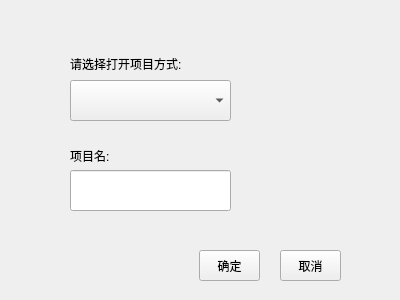
Aviram-hub/HFSS-automation-modeling-software-based-on-Qt, file project_type.ui: the form before one commit.
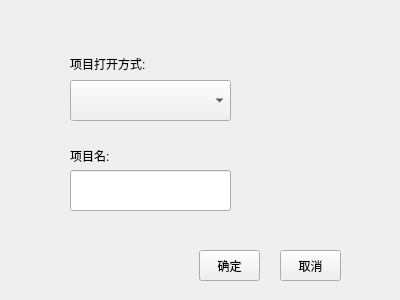
The form after the commit.

Patch:
```diff
--- a/project_type.ui
+++ b/project_type.ui
@@ -35,7 +35,7 @@
     </rect>
    </property>
    <property name="text">
-    <string>请选择打开项目方式:</string>
+    <string>项目打开方式:</string>
    </property>
   </widget>
   <widget class="QComboBox" name="comboBox">
```
